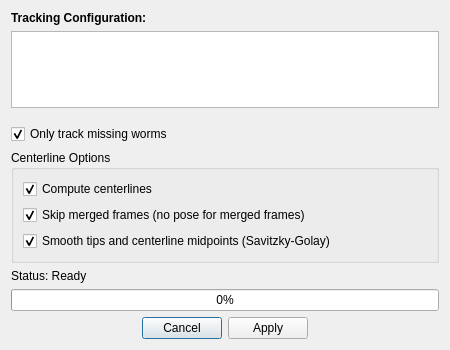
First picture: the form in src/gui/trackingprogressdialog.ui, repository adwolfe/yawt, before the edit.
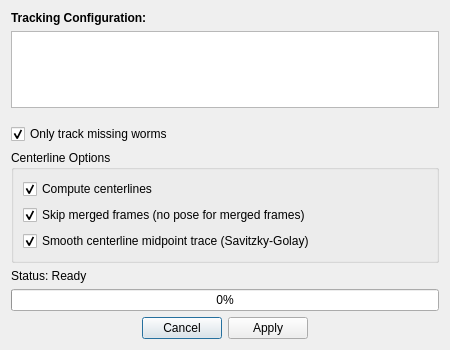
Second picture: the form after the edit.

Commit message: Experiment with midpoint-guided centerline smoothing

Diff of the .ui file:
```diff
--- a/src/gui/trackingprogressdialog.ui
+++ b/src/gui/trackingprogressdialog.ui
@@ -91,7 +91,7 @@
       <item>
        <widget class="QCheckBox" name="smoothCenterlineCheckBox">
         <property name="text">
-         <string>Smooth tips and centerline midpoints (Savitzky-Golay)</string>
+         <string>Smooth centerline midpoint trace (Savitzky-Golay)</string>
         </property>
         <property name="checked">
          <bool>true</bool>
```
The commit also changes 6 other files.
